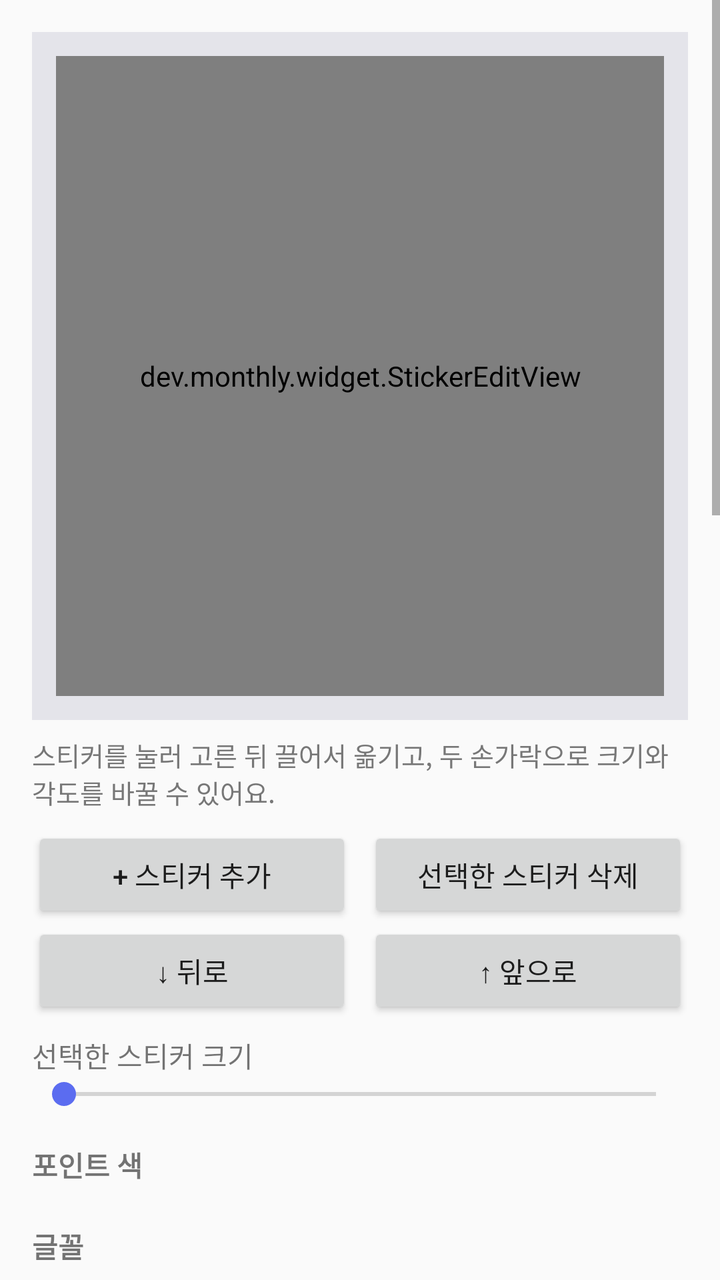
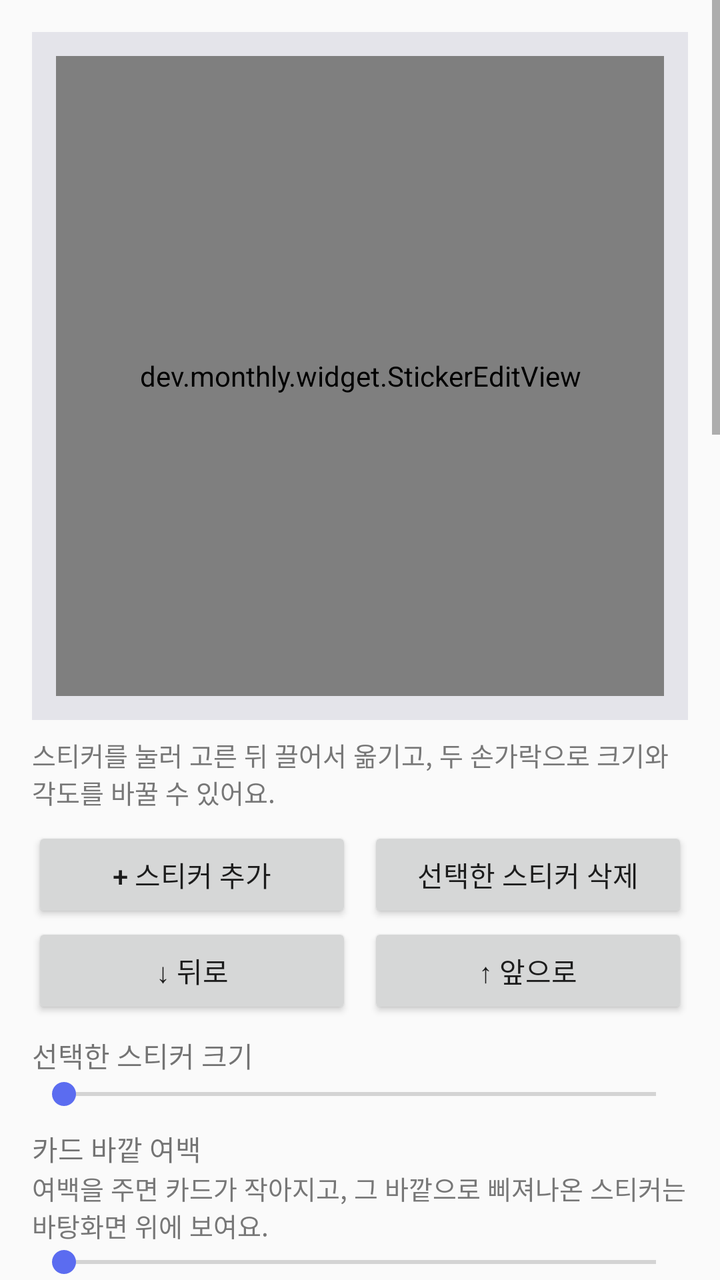

An Android layout rendered at two revisions. The XML below is the earlier revision; the diff shows what the commit changed to produce the second picture.
<!-- AndroidManifest.xml: application theme AppTheme -->
<!-- res/layout/activity_decor.xml -->
<ScrollView xmlns:android="http://schemas.android.com/apk/res/android"
    android:layout_width="match_parent"
    android:layout_height="match_parent">
<LinearLayout
    android:layout_width="match_parent"
    android:layout_height="wrap_content"
    android:orientation="vertical"
    android:padding="16dp">

    <FrameLayout
        android:id="@+id/preview_outer"
        android:layout_width="match_parent"
        android:layout_height="wrap_content"
        android:background="@color/preview_bg"
        android:padding="12dp">
        <FrameLayout
            android:id="@+id/preview_frame"
            android:layout_width="match_parent"
            android:layout_height="320dp"
            android:layout_gravity="center_horizontal">
            <FrameLayout
                android:id="@+id/preview_host"
                android:layout_width="match_parent"
                android:layout_height="match_parent" />
            <dev.monthly.widget.StickerEditView
                android:id="@+id/sticker_edit"
                android:layout_width="match_parent"
                android:layout_height="match_parent" />
        </FrameLayout>
    </FrameLayout>

    <TextView
        android:layout_width="match_parent"
        android:layout_height="wrap_content"
        android:layout_marginTop="8dp"
        android:text="스티커를 눌러 고른 뒤 끌어서 옮기고, 두 손가락으로 크기와 각도를 바꿀 수 있어요."
        android:textColor="@color/text_secondary"
        android:textSize="13sp" />

    <LinearLayout
        android:layout_width="match_parent"
        android:layout_height="wrap_content"
        android:layout_marginTop="8dp"
        android:orientation="horizontal">
        <Button
            android:id="@+id/btn_add_sticker"
            android:layout_width="0dp"
            android:layout_height="wrap_content"
            android:layout_weight="1"
            android:text="+ 스티커 추가" />
        <Button
            android:id="@+id/btn_del_sticker"
            android:layout_width="0dp"
            android:layout_height="wrap_content"
            android:layout_marginStart="8dp"
            android:layout_weight="1"
            android:text="선택한 스티커 삭제" />
    </LinearLayout>

    <LinearLayout
        android:layout_width="match_parent"
        android:layout_height="wrap_content"
        android:orientation="horizontal">
        <Button
            android:id="@+id/btn_sticker_back"
            android:layout_width="0dp"
            android:layout_height="wrap_content"
            android:layout_weight="1"
            android:text="↓ 뒤로" />
        <Button
            android:id="@+id/btn_sticker_front"
            android:layout_width="0dp"
            android:layout_height="wrap_content"
            android:layout_marginStart="8dp"
            android:layout_weight="1"
            android:text="↑ 앞으로" />
    </LinearLayout>

    <TextView
        android:id="@+id/sticker_size_label"
        android:layout_width="match_parent"
        android:layout_height="wrap_content"
        android:layout_marginTop="8dp"
        android:text="선택한 스티커 크기" />
    <SeekBar
        android:id="@+id/seek_sticker_size"
        android:layout_width="match_parent"
        android:layout_height="wrap_content"
        android:max="155" />

    <TextView style="@style/SectionLabel" android:text="포인트 색" />
    <HorizontalScrollView
        android:layout_width="match_parent"
        android:layout_height="wrap_content"
        android:scrollbars="none">
        <LinearLayout
            android:id="@+id/accent_row"
            android:layout_width="wrap_content"
            android:layout_height="wrap_content"
            android:orientation="horizontal" />
    </HorizontalScrollView>

    <TextView style="@style/SectionLabel" android:text="글꼴" />
    <TextView
        android:layout_width="match_parent"
        android:layout_height="wrap_content"
        android:text="무료 한글 글꼴 파일(.ttf / .otf)을 휴대폰에 받아 두고 골라 주세요."
        android:textColor="@color/text_secondary"
        android:textSize="13sp" />
    <TextView
        android:id="@+id/title_font_label"
        android:layout_width="match_parent"
        android:layout_height="wrap_content"
        android:layout_marginTop="8dp"
        android:text="제목 글꼴: 기본" />
    <LinearLayout
        android:layout_width="match_parent"
        android:layout_height="wrap_content"
        android:orientation="horizontal">
        <Button android:id="@+id/btn_title_font" android:layout_width="0dp" android:layout_height="wrap_content" android:layout_weight="2" android:text="글꼴 파일 고르기" />
        <Button android:id="@+id/btn_title_font_clear" android:layout_width="0dp" android:layout_height="wrap_content" android:layout_marginStart="8dp" android:layout_weight="1" android:text="기본으로" />
    </LinearLayout>
    <TextView
        android:id="@+id/body_font_label"
        android:layout_width="match_parent"
        android:layout_height="wrap_content"
        android:layout_marginTop="8dp"
        android:text="글자 글꼴 (요일·날짜·목록): 기본" />
    <LinearLayout
        android:layout_width="match_parent"
        android:layout_height="wrap_content"
        android:orientation="horizontal">
        <Button android:id="@+id/btn_body_font" android:layout_width="0dp" android:layout_height="wrap_content" android:layout_weight="2" android:text="글꼴 파일 고르기" />
        <Button android:id="@+id/btn_body_font_clear" android:layout_width="0dp" android:layout_height="wrap_content" android:layout_marginStart="8dp" android:layout_weight="1" android:text="기본으로" />
    </LinearLayout>
    <TextView
        android:layout_width="match_parent"
        android:layout_height="wrap_content"
        android:layout_marginTop="4dp"
        android:text="글자 크기 (글꼴 파일을 쓸 때)" />
    <RadioGroup
        android:id="@+id/font_scale"
        android:layout_width="match_parent"
        android:layout_height="wrap_content"
        android:orientation="horizontal">
        <RadioButton android:id="@+id/rb_scale_s" android:layout_width="wrap_content" android:layout_height="wrap_content" android:text="작게" />
        <RadioButton android:id="@+id/rb_scale_m" android:layout_width="wrap_content" android:layout_height="wrap_content" android:layout_marginStart="12dp" android:text="보통" />
        <RadioButton android:id="@+id/rb_scale_l" android:layout_width="wrap_content" android:layout_height="wrap_content" android:layout_marginStart="12dp" android:text="크게" />
    </RadioGroup>

    <TextView style="@style/SectionLabel" android:text="제목(몇 월) 배경 이미지" />
    <Button
        android:id="@+id/btn_header_all"
        android:layout_width="match_parent"
        android:layout_height="wrap_content"
        android:text="모든 달에 쓸 이미지 고르기" />
    <Button
        android:id="@+id/btn_header_month"
        android:layout_width="match_parent"
        android:layout_height="wrap_content"
        android:text="이 달만 다른 이미지" />
    <Button
        android:id="@+id/btn_header_clear"
        style="?android:attr/borderlessButtonStyle"
        android:layout_width="match_parent"
        android:layout_height="wrap_content"
        android:text="이 달에 보이는 제목 이미지 지우기" />
    <TextView
        android:layout_width="match_parent"
        android:layout_height="wrap_content"
        android:text="제목 이미지 어둡게 (글씨가 잘 보이게)" />
    <SeekBar
        android:id="@+id/seek_header_dim"
        android:layout_width="match_parent"
        android:layout_height="wrap_content"
        android:max="80" />
    <RadioGroup
        android:id="@+id/header_size"
        android:layout_width="match_parent"
        android:layout_height="wrap_content"
        android:orientation="horizontal">
        <RadioButton android:id="@+id/rb_header_normal" android:layout_width="wrap_content" android:layout_height="wrap_content" android:text="얇게" />
        <RadioButton android:id="@+id/rb_header_large" android:layout_width="wrap_content" android:layout_height="wrap_content" android:layout_marginStart="12dp" android:text="크게 (배너처럼)" />
    </RadioGroup>

    <TextView style="@style/SectionLabel" android:text="배경" />
    <RadioGroup
        android:id="@+id/bg_mode"
        android:layout_width="match_parent"
        android:layout_height="wrap_content"
        android:orientation="horizontal">
        <RadioButton android:id="@+id/rb_bg_default" android:layout_width="wrap_content" android:layout_height="wrap_content" android:text="기본" />
        <RadioButton android:id="@+id/rb_bg_color" android:layout_width="wrap_content" android:layout_height="wrap_content" android:layout_marginStart="12dp" android:text="단색" />
        <RadioButton android:id="@+id/rb_bg_photo" android:layout_width="wrap_content" android:layout_height="wrap_content" android:layout_marginStart="12dp" android:text="사진" />
    </RadioGroup>
    <HorizontalScrollView
        android:layout_width="match_parent"
        android:layout_height="wrap_content"
        android:scrollbars="none">
        <LinearLayout
            android:id="@+id/bgcolor_row"
            android:layout_width="wrap_content"
            android:layout_height="wrap_content"
            android:orientation="horizontal" />
    </HorizontalScrollView>
    <Button
        android:id="@+id/btn_bg_photo"
        android:layout_width="match_parent"
        android:layout_height="wrap_content"
        android:text="배경 사진 고르기" />

    <TextView
        android:layout_width="match_parent"
        android:layout_height="wrap_content"
        android:layout_marginTop="8dp"
        android:text="배경 불투명도 (낮추면 바탕화면이 비쳐요)" />
    <SeekBar
        android:id="@+id/seek_alpha"
        android:layout_width="match_parent"
        android:layout_height="wrap_content"
        android:max="100" />
    <TextView
        android:layout_width="match_parent"
        android:layout_height="wrap_content"
        android:layout_marginTop="8dp"
        android:text="사진 어둡게" />
    <SeekBar
        android:id="@+id/seek_dim"
        android:layout_width="match_parent"
        android:layout_height="wrap_content"
        android:max="80" />

    <TextView style="@style/SectionLabel" android:text="글자색" />
    <RadioGroup
        android:id="@+id/text_mode"
        android:layout_width="match_parent"
        android:layout_height="wrap_content"
        android:orientation="horizontal">
        <RadioButton android:id="@+id/rb_text_auto" android:layout_width="wrap_content" android:layout_height="wrap_content" android:text="자동" />
        <RadioButton android:id="@+id/rb_text_dark" android:layout_width="wrap_content" android:layout_height="wrap_content" android:layout_marginStart="12dp" android:text="어둡게" />
        <RadioButton android:id="@+id/rb_text_light" android:layout_width="wrap_content" android:layout_height="wrap_content" android:layout_marginStart="12dp" android:text="밝게" />
    </RadioGroup>

    <TextView style="@style/SectionLabel" android:text="위젯 문구" />
    <EditText
        android:id="@+id/input_caption"
        android:layout_width="match_parent"
        android:layout_height="wrap_content"
        android:hint="예: 최애 생일까지 존버 중"
        android:inputType="text"
        android:maxLength="40"
        android:maxLines="1" />

    <Button
        android:id="@+id/btn_reset"
        style="?android:attr/borderlessButtonStyle"
        android:layout_width="match_parent"
        android:layout_height="wrap_content"
        android:layout_marginTop="16dp"
        android:text="꾸미기 전부 초기화"
        android:textColor="@color/sunday" />
</LinearLayout>
</ScrollView>
<!-- resources referenced by this layout -->
<resources>
  <color name="preview_bg">#FFE4E4EA</color>
  <color name="sunday">#E5484D</color>
  <color name="text_secondary">#777777</color>
  <style name="SectionLabel">
          <item name="android:layout_width">match_parent</item>
          <item name="android:layout_height">wrap_content</item>
          <item name="android:layout_marginTop">16dp</item>
          <item name="android:layout_marginBottom">4dp</item>
          <item name="android:textSize">14sp</item>
          <item name="android:textStyle">bold</item>
      </style>
  <style name="AppTheme" parent="android:Theme.Material.Light.DarkActionBar">
          <item name="android:colorPrimary">@color/accent</item>
          <item name="android:colorPrimaryDark">@color/accent_dark</item>
          <item name="android:colorAccent">@color/accent</item>
      </style>
  <color name="accent">#5B6CF0</color>
  <color name="accent_dark">#3F4CC0</color>
</resources>

<!-- the commit's change to res/layout/activity_decor.xml (unified diff, before → after) -->
@@ -88,6 +88,24 @@
         android:layout_height="wrap_content"
         android:max="155" />
 
+    <TextView
+        android:id="@+id/bleed_label"
+        android:layout_width="match_parent"
+        android:layout_height="wrap_content"
+        android:layout_marginTop="8dp"
+        android:text="카드 바깥 여백" />
+    <TextView
+        android:layout_width="match_parent"
+        android:layout_height="wrap_content"
+        android:text="여백을 주면 카드가 작아지고, 그 바깥으로 삐져나온 스티커는 바탕화면 위에 보여요."
+        android:textColor="@color/text_secondary"
+        android:textSize="13sp" />
+    <SeekBar
+        android:id="@+id/seek_bleed"
+        android:layout_width="match_parent"
+        android:layout_height="wrap_content"
+        android:max="40" />
+
     <TextView style="@style/SectionLabel" android:text="포인트 색" />
     <HorizontalScrollView
         android:layout_width="match_parent"
@@ -99,6 +117,29 @@
             android:layout_height="wrap_content"
             android:orientation="horizontal" />
     </HorizontalScrollView>
+
+    <LinearLayout
+        android:layout_width="match_parent"
+        android:layout_height="wrap_content"
+        android:layout_marginTop="8dp"
+        android:gravity="center_vertical"
+        android:orientation="horizontal">
+        <TextView
+            android:layout_width="0dp"
+            android:layout_height="wrap_content"
+            android:layout_weight="1"
+            android:text="직접 고르기 (아래 막대를 움직이면 적용돼요)" />
+        <FrameLayout
+            android:id="@+id/accent_preview"
+            android:layout_width="36dp"
+            android:layout_height="36dp" />
+    </LinearLayout>
+    <TextView style="@style/SliderLabel" android:id="@+id/hue_label" android:text="색상" />
+    <SeekBar android:id="@+id/seek_hue" style="@style/ColorBar" android:max="359" />
+    <TextView style="@style/SliderLabel" android:id="@+id/sat_label" android:text="채도" />
+    <SeekBar android:id="@+id/seek_sat" style="@style/ColorBar" android:max="100" />
+    <TextView style="@style/SliderLabel" android:id="@+id/val_label" android:text="밝기(명도)" />
+    <SeekBar android:id="@+id/seek_val" style="@style/ColorBar" android:max="100" />
 
     <TextView style="@style/SectionLabel" android:text="글꼴" />
     <TextView
<!-- resource entries referenced after the edit -->
@@ -3,6 +3,11 @@
   <color name="preview_bg">#FFE4E4EA</color>
   <color name="sunday">#E5484D</color>
   <color name="text_secondary">#777777</color>
+  <style name="ColorBar">
+          <item name="android:layout_width">match_parent</item>
+          <item name="android:layout_height">28dp</item>
+          <item name="android:layout_marginTop">2dp</item>
+      </style>
   <style name="SectionLabel">
           <item name="android:layout_width">match_parent</item>
           <item name="android:layout_height">wrap_content</item>
@@ -10,6 +15,13 @@
           <item name="android:layout_marginBottom">4dp</item>
           <item name="android:textSize">14sp</item>
           <item name="android:textStyle">bold</item>
+      </style>
+  <style name="SliderLabel">
+          <item name="android:layout_width">match_parent</item>
+          <item name="android:layout_height">wrap_content</item>
+          <item name="android:layout_marginTop">6dp</item>
+          <item name="android:textSize">13sp</item>
+          <item name="android:textColor">@color/text_secondary</item>
       </style>
   <style name="AppTheme" parent="android:Theme.Material.Light.DarkActionBar">
           <item name="android:colorPrimary">@color/accent</item>
